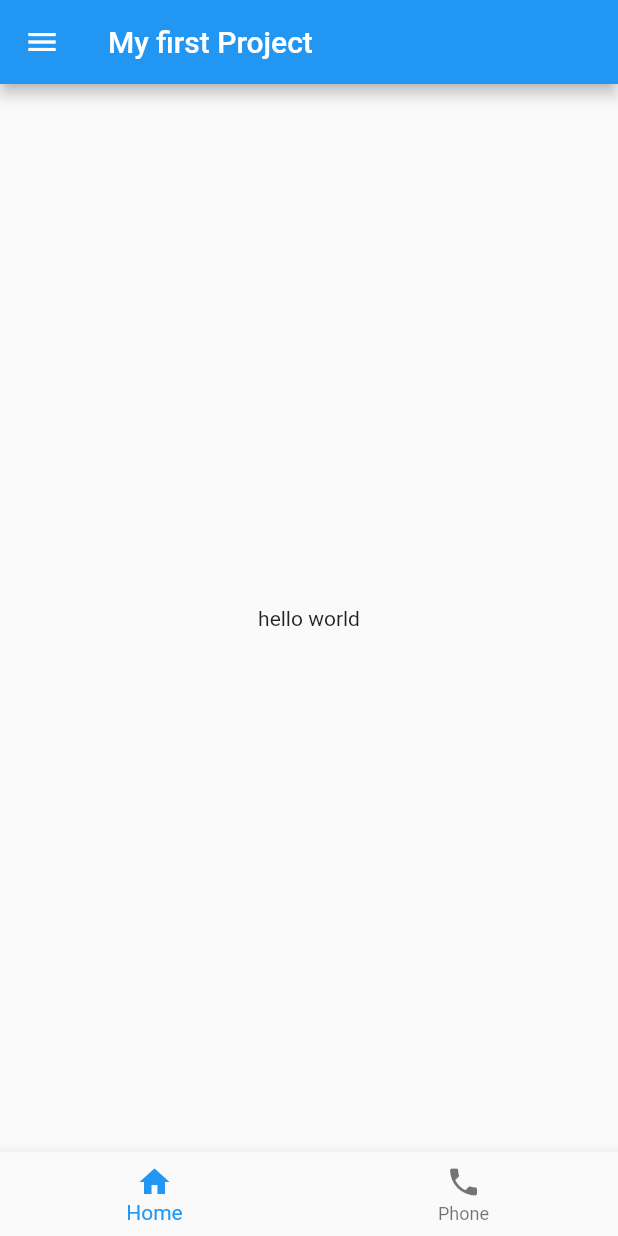
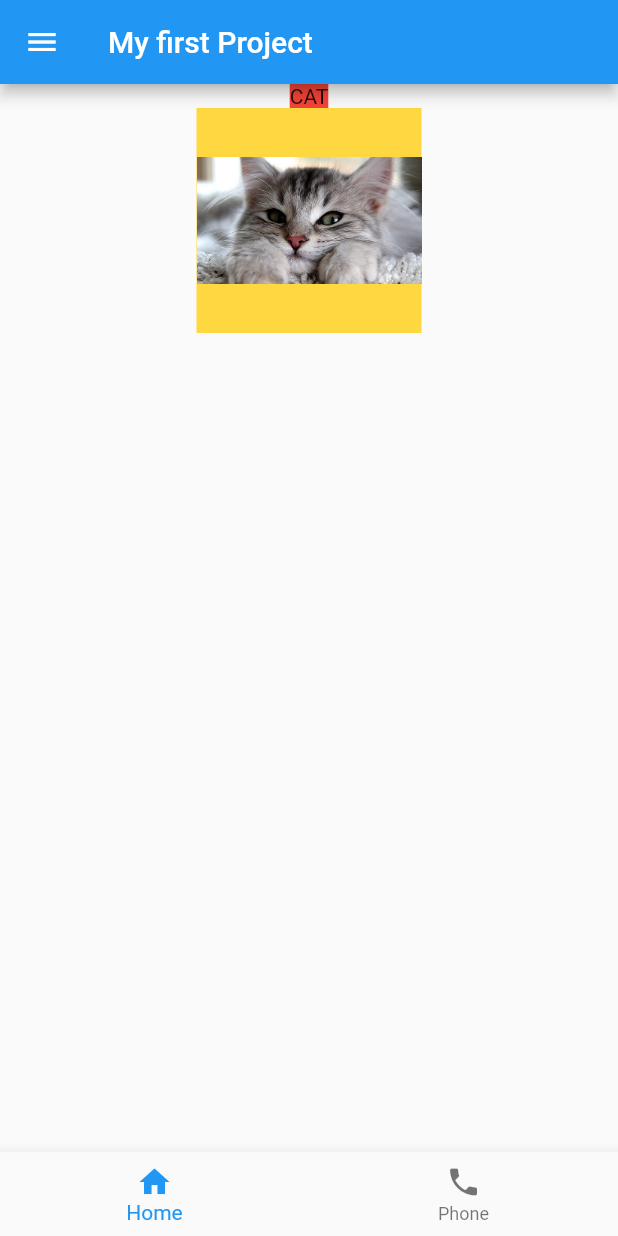
Before and after one commit to beckza2/hello_world, a Flutter app: the screen it shows after launch, on a phone screen of 412 x 824 dp. Run offline on Flutter 3.47's test engine with Material 2 defaults, Android fonts, the phone set to English and light mode, and no system bars.

Commit message:
update 0.1

```diff
--- a/lib/main.dart
+++ b/lib/main.dart
@@ -1,4 +1,5 @@
 import 'package:flutter/material.dart';
+import 'package:hello_world/screen/Home_screen.dart';
 
 void main() {
   runApp(MyApp());
@@ -12,35 +13,3 @@ class MyApp extends StatelessWidget {
     );
   }
 }
-
-class HomeScreen extends StatefulWidget {
-  HomeScreen({Key key}) : super(key: key);
-
-  @override
-  _HomeScreenState createState() => _HomeScreenState();
-}
-
-class _HomeScreenState extends State<HomeScreen> {
-  @override
-  Widget build(BuildContext context) {
-    return Container(
-      child: Scaffold(
-        drawer: Drawer(
-          child: Text("hello drawer"),
-        ),
-        appBar: AppBar(
-          title: Text("My first Project"),
-        ),
-        body: Center(
-          child: Text("hello world"),
-        ),
-        bottomNavigationBar: BottomNavigationBar(
-          items: [
-            BottomNavigationBarItem(icon: Icon(Icons.home), label: "Home"),
-            BottomNavigationBarItem(icon: Icon(Icons.phone), label: "Phone")
-          ],
-        ),
-      ),
-    );
-  }
-}
--- /dev/null
+++ b/lib/screen/home_screen.dart
@@ -0,0 +1,60 @@
+import 'package:flutter/material.dart';
+
+class HomeScreen extends StatefulWidget {
+  HomeScreen({Key key}) : super(key: key);
+
+  @override
+  _HomeScreenState createState() => _HomeScreenState();
+}
+
+class _HomeScreenState extends State<HomeScreen> {
+  @override
+  Widget build(BuildContext context) {
+    return Container(
+      child: Scaffold(
+        drawer: Drawer(
+          child: ListView(
+            padding: EdgeInsets.zero,
+            children: <Widget>[
+              DrawerHeader(
+                child: Text('Drawer Header'),
+                decoration: BoxDecoration(
+                  color: Theme.of(context).primaryColor,
+                ),
+              ),
+              ListTile(title: Text('Item 1'), onTap: () {}),
+              Divider(),
+              ListTile(
+                title: Text('Item 2'),
+                onTap: () {},
+              ),
+            ],
+          ),
+        ),
+        appBar: AppBar(
+          title: Text("My first Project"),
+        ),
+        body: Center(
+          child: Column(
+            children: [
+              Container(
+                color: Colors.red,
+                child: Text("CAT")),
+              Container(
+                  width: 150,
+                  height: 150,
+                  color: Colors.amberAccent,
+                  child: Image.asset('assets/images/cat.jpg')),
+            ],
+          ),
+        ),
+        bottomNavigationBar: BottomNavigationBar(
+          items: [
+            BottomNavigationBarItem(icon: Icon(Icons.home), label: "Home"),
+            BottomNavigationBarItem(icon: Icon(Icons.phone), label: "Phone")
+          ],
+        ),
+      ),
+    );
+  }
+}
--- a/pubspec.yaml
+++ b/pubspec.yaml
@@ -45,8 +45,8 @@ flutter:
   uses-material-design: true
 
   # To add assets to your application, add an assets section, like this:
-  # assets:
-  #   - images/a_dot_burr.jpeg
+  assets:
+    - assets/images/cat.jpg
   #   - images/a_dot_ham.jpeg
 
   # An image asset can refer to one or more resolution-specific "variants", see
```
Also changed, not shown: assets/images/cat.jpg (added).
